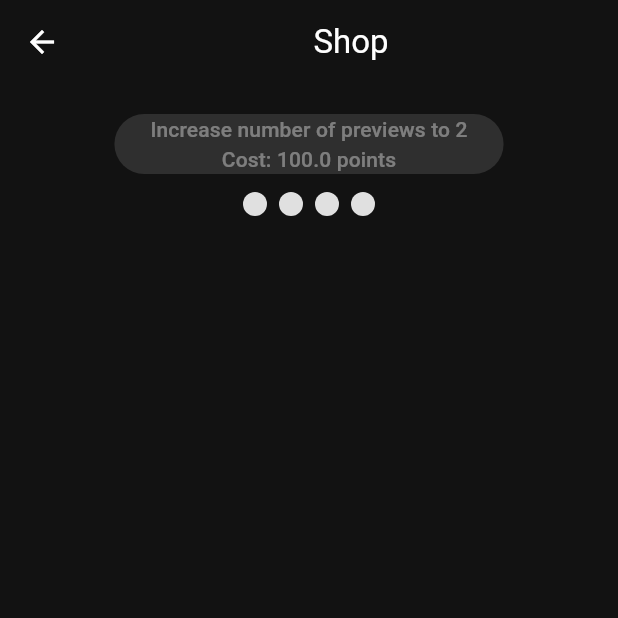
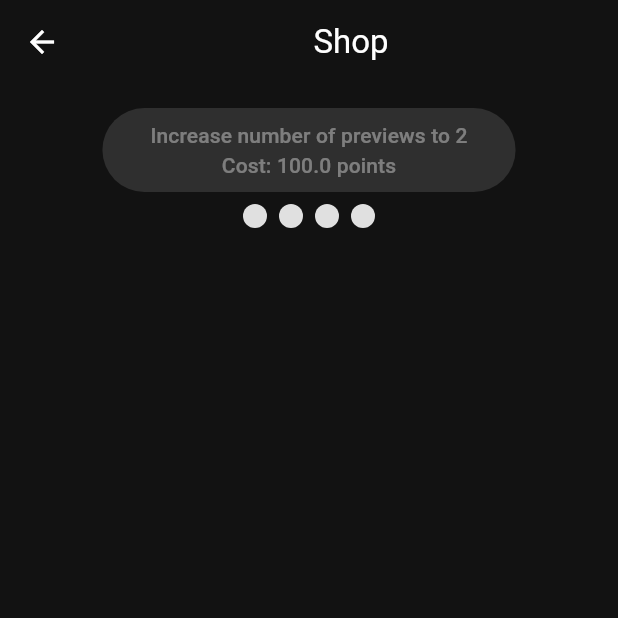
Before and after one commit to TB516/IGME-340-Fluttermelon-Game, a Flutter app: the ShopScreen screen opened directly with empty values, on a phone screen of 412 x 824 dp, the top half of it. Run offline on Flutter 3.47's test engine with Material 3 defaults, Android fonts, the phone set to English and light mode, and no system bars; missing offline and left inert: flame.

Commit message:
Made shop button look nicer

```diff
--- a/lib/game/shop_button.dart
+++ b/lib/game/shop_button.dart
@@ -23,9 +23,8 @@ class _ShopButtonState extends State<ShopButton> {
 
   void _onPressed() {
     widget.tierActions[currentTier]();
-    setState(() {
-      currentTier++;
-    });
+    currentTier++;
+    setState(() {});
   }
 
   @override
@@ -40,10 +39,12 @@ class _ShopButtonState extends State<ShopButton> {
             foregroundColor: Colors.black,
             backgroundColor: Colors.yellow,
           ),
-          child: Text(
-            widget.tierTexts[currentTier],
-            textAlign: TextAlign.center,
-          ),
+          child: Padding(
+              padding: EdgeInsets.all(8),
+              child: Text(
+                widget.tierTexts[currentTier],
+                textAlign: TextAlign.center,
+              )),
         ),
         SizedBox(height: 8),
         Row(
```
